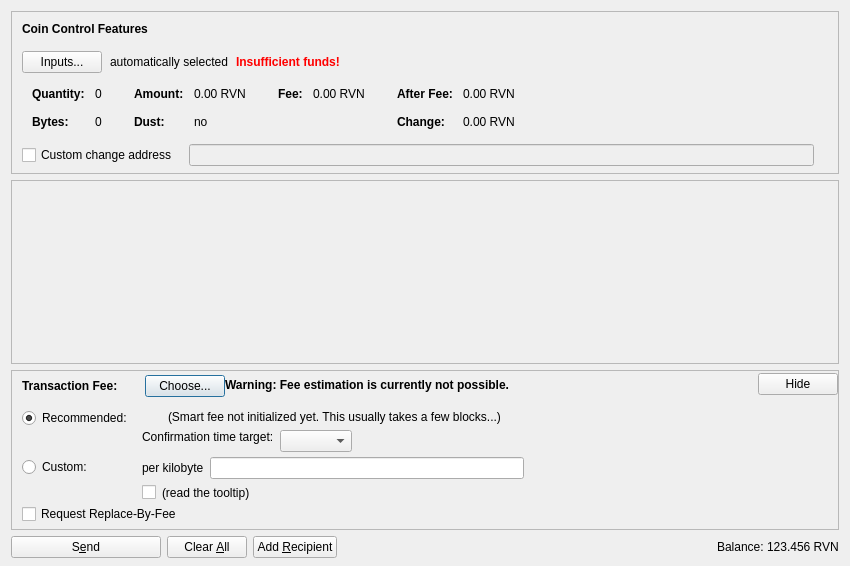
Old version of the form src/qt/forms/sendcoinsdialog.ui in the repository RavenProject/Ravencoin.
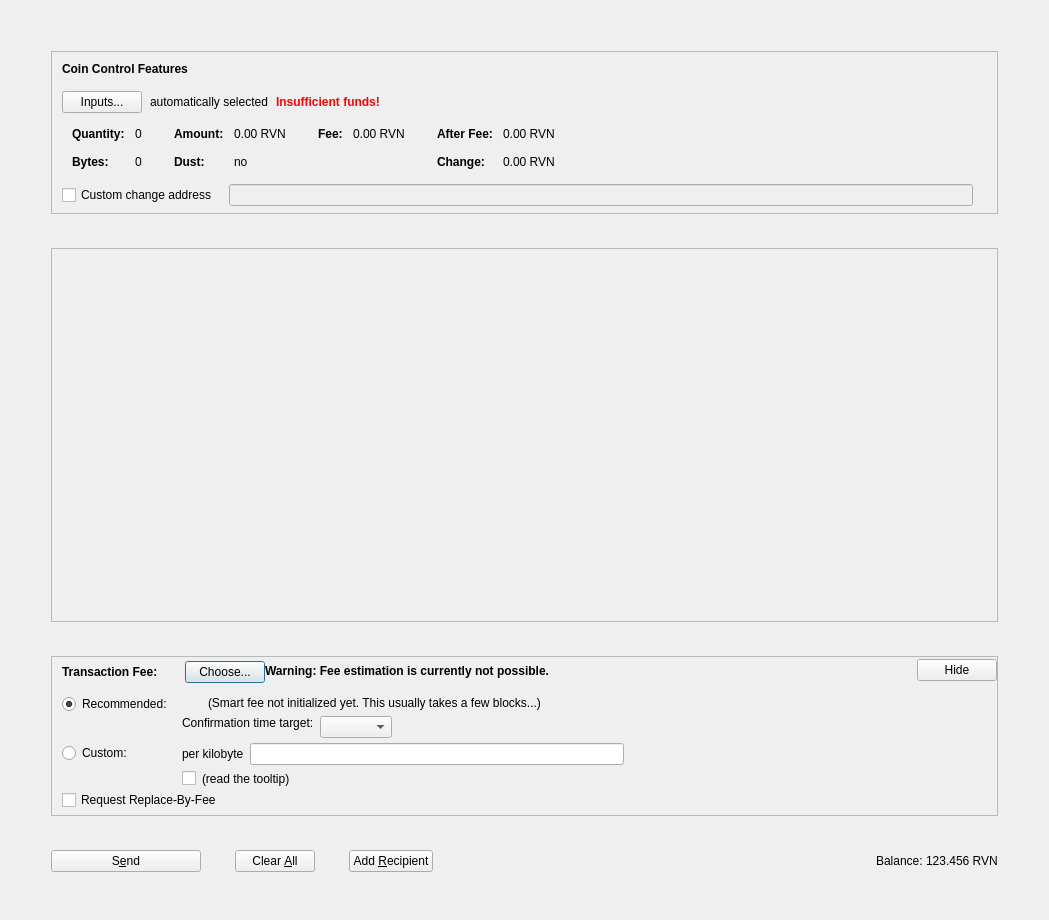
New version of the form. Icons and pictures are not drawn. Custom widgets are drawn as their Qt base class.

Diff of the .ui file:
```diff
--- a/src/qt/forms/sendcoinsdialog.ui
+++ b/src/qt/forms/sendcoinsdialog.ui
@@ -6,21 +6,38 @@
    <rect>
     <x>0</x>
     <y>0</y>
-    <width>850</width>
-    <height>566</height>
+    <width>1049</width>
+    <height>920</height>
    </rect>
   </property>
   <property name="windowTitle">
    <string>Send Coins</string>
   </property>
-  <layout class="QVBoxLayout" name="verticalLayout" stretch="0,1,0,0">
+  <layout class="QVBoxLayout" name="verticalLayout" stretch="0">
    <property name="bottomMargin">
     <number>8</number>
+   </property>
+   <item>
+    <layout class="QVBoxLayout" name="verticalLayout_3">
+     <property name="spacing">
+      <number>34</number>
+     </property>
+     <property name="leftMargin">
+      <number>40</number>
+     </property>
+     <property name="topMargin">
+      <number>40</number>
+     </property>
+     <property name="rightMargin">
+      <number>40</number>
+     </property>
+     <property name="bottomMargin">
+      <number>40</number>
    </property>
    <item>
     <widget class="QFrame" name="frameCoinControl">
      <property name="sizePolicy">
-      <sizepolicy hsizetype="Expanding" vsizetype="Expanding">
+        <sizepolicy hsizetype="Expanding" vsizetype="Fixed">
        <horstretch>0</horstretch>
        <verstretch>0</verstretch>
       </sizepolicy>
@@ -54,7 +71,7 @@
        <number>6</number>
       </property>
       <item>
-       <layout class="QVBoxLayout" name="verticalLayoutCoinControl" stretch="0,0,0,0,1">
+         <layout class="QVBoxLayout" name="verticalLayoutCoinControl" stretch="0,0,0,0,0">
         <property name="spacing">
          <number>0</number>
         </property>
@@ -587,11 +604,11 @@
        <rect>
         <x>0</x>
         <y>0</y>
-        <width>824</width>
-        <height>69</height>
-       </rect>
-      </property>
-      <layout class="QVBoxLayout" name="verticalLayout_2" stretch="0,1">
+          <width>943</width>
+          <height>263</height>
+         </rect>
+        </property>
+        <layout class="QVBoxLayout" name="verticalLayout_2" stretch="0,0">
        <property name="leftMargin">
         <number>0</number>
        </property>
@@ -619,7 +636,7 @@
          <property name="sizeHint" stdset="0">
           <size>
            <width>20</width>
-           <height>40</height>
+             <height>1000</height>
           </size>
          </property>
         </spacer>
@@ -631,7 +648,7 @@
    <item>
     <widget class="QFrame" name="frameFee">
      <property name="sizePolicy">
-      <sizepolicy hsizetype="Expanding" vsizetype="Expanding">
+        <sizepolicy hsizetype="Expanding" vsizetype="Fixed">
        <horstretch>0</horstretch>
        <verstretch>0</verstretch>
       </sizepolicy>
@@ -1153,7 +1170,7 @@
         <string>S&amp;end</string>
        </property>
        <property name="icon">
-        <iconset>
+          <iconset resource="../raven.qrc">
          <normaloff>:/icons/send</normaloff>:/icons/send</iconset>
        </property>
        <property name="autoDefault">
@@ -1179,7 +1196,7 @@
         <string>Clear &amp;All</string>
        </property>
        <property name="icon">
-        <iconset>
+          <iconset resource="../raven.qrc">
          <normaloff>:/icons/remove</normaloff>:/icons/remove</iconset>
        </property>
        <property name="autoDefault">
@@ -1196,7 +1213,7 @@
         <string>Add &amp;Recipient</string>
        </property>
        <property name="icon">
-        <iconset>
+          <iconset resource="../raven.qrc">
          <normaloff>:/icons/add</normaloff>:/icons/add</iconset>
        </property>
        <property name="autoDefault">
@@ -1253,6 +1270,8 @@
           <set>Qt::LinksAccessibleByMouse|Qt::TextSelectableByKeyboard|Qt::TextSelectableByMouse</set>
          </property>
         </widget>
+         </item>
+        </layout>
        </item>
       </layout>
      </item>
```
Lines whose indentation alone changed are shown as unchanged.
